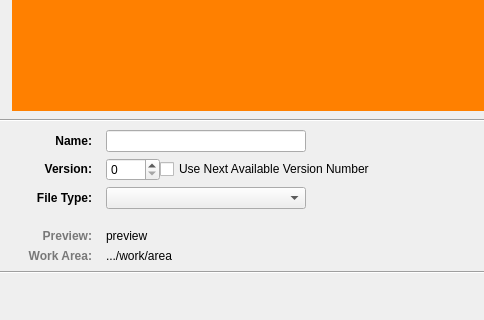
Before: the Qt Designer form resources/file_save_form.ui in shotgunsoftware/tk-multi-workfiles2, drawn with Qt 5; both pictures show x 0 to 484 and y 219 to 539 of the 850 by 539 pixel window.
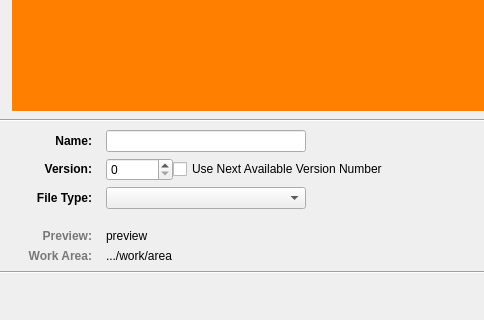
After: the same form once the commit is applied. Icons and pictures are not drawn. Custom widgets are drawn as their Qt base class.

Commit message: Ups the maximum save version value to 9999999

```diff
--- a/resources/file_save_form.ui
+++ b/resources/file_save_form.ui
@@ -236,7 +236,7 @@
          <item>
           <widget class="QSpinBox" name="version_spinner">
            <property name="maximum">
-            <number>9999</number>
+            <number>9999999</number>
            </property>
           </widget>
          </item>
```
The commit also changes 1 other file.
